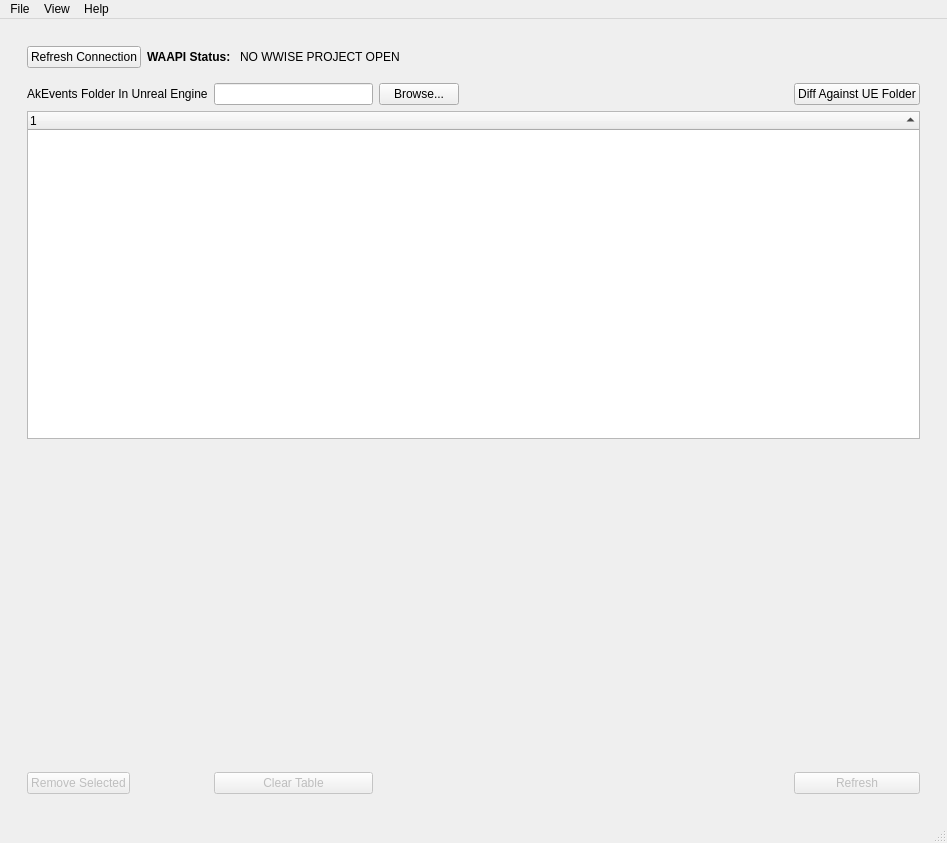
Above: src/ui/gui/MainWindow.ui from SoundsLikeJonny/wwise-ue-differ before the change. Below: the same form after it.
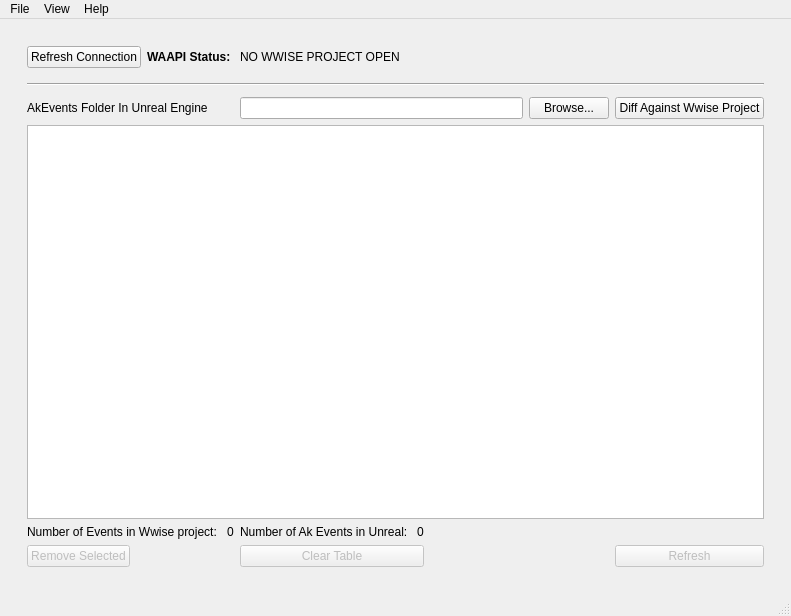
That is the form after the change.

Commit message: - Adding functionality for diffing and displaying to the user on the list widget

What changed in the file:
```diff
--- a/src/ui/gui/MainWindow.ui
+++ b/src/ui/gui/MainWindow.ui
@@ -6,8 +6,8 @@
    <rect>
     <x>0</x>
     <y>0</y>
-    <width>947</width>
-    <height>843</height>
+    <width>791</width>
+    <height>616</height>
    </rect>
   </property>
   <property name="windowTitle">
@@ -114,7 +114,7 @@
          </widget>
          <widget class="QWidget" name="page_main">
           <layout class="QGridLayout" name="gridLayout_3">
-           <item row="7" column="1">
+           <item row="11" column="1">
             <widget class="QPushButton" name="pushButton_remove_selected_tree_widget_rows">
              <property name="enabled">
               <bool>false</bool>
@@ -136,96 +136,30 @@
              </property>
             </widget>
            </item>
-           <item row="2" column="4">
-            <spacer name="horizontalSpacer_2">
-             <property name="orientation">
-              <enum>Qt::Horizontal</enum>
+           <item row="5" column="4">
+            <widget class="QPushButton" name="pushButton_browse_select_ak_event_folder">
+             <property name="sizePolicy">
+              <sizepolicy hsizetype="Maximum" vsizetype="Fixed">
+               <horstretch>0</horstretch>
+               <verstretch>0</verstretch>
+              </sizepolicy>
              </property>
-             <property name="sizeHint" stdset="0">
-              <size>
-               <width>40</width>
-               <height>20</height>
-              </size>
+             <property name="toolTip">
+              <string>Select the Ak Events folder in your Unreal Engine project</string>
              </property>
-            </spacer>
-           </item>
-           <item row="0" column="1" colspan="6">
-            <layout class="QVBoxLayout" name="verticalLayout">
-             <property name="bottomMargin">
-              <number>0</number>
+             <property name="text">
+              <string>Browse...</string>
              </property>
-             <item>
-              <layout class="QHBoxLayout" name="horizontalLayout">
-               <property name="bottomMargin">
-                <number>0</number>
-               </property>
-               <item>
-                <widget class="QPushButton" name="wwise_status_refresh">
-                 <property name="text">
-                  <string>Refresh Connection</string>
-                 </property>
-                </widget>
-               </item>
-               <item>
-                <widget class="QLabel" name="label">
-                 <property name="font">
-                  <font>
-                   <weight>75</weight>
-                   <bold>true</bold>
-                  </font>
-                 </property>
-                 <property name="text">
-                  <string>WAAPI Status: </string>
-                 </property>
-                </widget>
-               </item>
-               <item>
-                <widget class="QLabel" name="wwise_status">
-                 <property name="sizePolicy">
-                  <sizepolicy hsizetype="Expanding" vsizetype="Ignored">
-                   <horstretch>4</horstretch>
-                   <verstretch>0</verstretch>
-                  </sizepolicy>
-                 </property>
-                 <property name="minimumSize">
-                  <size>
-                   <width>172</width>
-                   <height>0</height>
-                  </size>
-                 </property>
-                 <property name="maximumSize">
-                  <size>
-                   <width>120</width>
-                   <height>16777215</height>
-                  </size>
-                 </property>
-                 <property name="text">
-                  <string>NO WWISE PROJECT OPEN</string>
-                 </property>
-                </widget>
-               </item>
-               <item>
-                <spacer name="horizontalSpacer_8">
-                 <property name="orientation">
-                  <enum>Qt::Horizontal</enum>
-                 </property>
-                 <property name="sizeType">
-                  <enum>QSizePolicy::Expanding</enum>
-                 </property>
-                 <property name="sizeHint" stdset="0">
-                  <size>
-                   <width>40</width>
-                   <height>20</height>
-                  </size>
-                 </property>
-                </spacer>
-               </item>
-              </layout>
-             </item>
-            </layout>
+            </widget>
            </item>
-           <item row="2" column="1">
+           <item row="5" column="1">
             <widget class="QLabel" name="label_2">
+             <property name="sizePolicy">
+              <sizepolicy hsizetype="Fixed" vsizetype="Preferred">
+               <horstretch>0</horstretch>
+               <verstretch>0</verstretch>
+              </sizepolicy>
+             </property>
              <property name="text">
               <string>AkEvents Folder In Unreal Engine</string>
              </property>
@@ -234,7 +168,10 @@
              </property>
             </widget>
            </item>
-           <item row="1" column="1" colspan="6">
+           <item row="8" column="1" colspan="5">
+            <widget class="QListWidget" name="listWidget_ak_events"/>
+           </item>
+           <item row="1" column="1" colspan="5">
             <widget class="Line" name="line">
              <property name="lineWidth">
               <number>0</number>
@@ -247,7 +184,7 @@
              </property>
             </widget>
            </item>
-           <item row="7" column="2">
+           <item row="11" column="2">
             <widget class="QPushButton" name="pushButton_clear_tree">
              <property name="enabled">
               <bool>false</bool>
@@ -257,7 +194,7 @@
              </property>
             </widget>
            </item>
-           <item row="7" column="6">
+           <item row="11" column="5">
             <widget class="QPushButton" name="pushButton_refresh">
              <property name="enabled">
               <bool>false</bool>
@@ -267,8 +204,8 @@
              </property>
             </widget>
            </item>
-           <item row="2" column="6">
-            <widget class="QPushButton" name="pushButton_diff_against_ue_folder">
+           <item row="5" column="5">
+            <widget class="QPushButton" name="pushButton_diff_against_wwise_project">
              <property name="sizePolicy">
               <sizepolicy hsizetype="Maximum" vsizetype="Fixed">
                <horstretch>0</horstretch>
@@ -279,46 +216,109 @@
               <string>Populate the table with info</string>
              </property>
              <property name="text">
-              <string>Diff Against UE Folder</string>
+              <string>Diff Against Wwise Project</string>
              </property>
             </widget>
            </item>
-           <item row="5" column="1" colspan="6">
-            <widget class="QTreeWidget" name="treeWidget_wwise_info">
-             <property name="enabled">
-              <bool>true</bool>
+           <item row="2" column="1" colspan="5">
+            <widget class="Line" name="line_2">
+             <property name="orientation">
+              <enum>Qt::Horizontal</enum>
              </property>
-             <property name="autoFillBackground">
-              <bool>false</bool>
+            </widget>
+           </item>
+           <item row="0" column="1" colspan="5">
+            <layout class="QHBoxLayout" name="horizontalLayout">
+             <property name="bottomMargin">
+              <number>0</number>
              </property>
-             <property name="frameShadow">
-              <enum>QFrame::Plain</enum>
+             <item>
+              <widget class="QPushButton" name="wwise_status_refresh">
+               <property name="text">
+                <string>Refresh Connection</string>
+               </property>
+              </widget>
+             </item>
+             <item>
+              <widget class="QLabel" name="label">
+               <property name="font">
+                <font>
+                 <weight>75</weight>
+                 <bold>true</bold>
+                </font>
+               </property>
+               <property name="text">
+                <string>WAAPI Status: </string>
+               </property>
+              </widget>
+             </item>
+             <item>
+              <widget class="QLabel" name="wwise_status">
+               <property name="sizePolicy">
+                <sizepolicy hsizetype="Expanding" vsizetype="Ignored">
+                 <horstretch>4</horstretch>
+                 <verstretch>0</verstretch>
+                </sizepolicy>
+               </property>
+               <property name="minimumSize">
+                <size>
+                 <width>172</width>
+                 <height>0</height>
+                </size>
+               </property>
+               <property name="maximumSize">
+                <size>
+                 <width>120</width>
+                 <height>16777215</height>
+                </size>
+               </property>
+               <property name="text">
+                <string>NO WWISE PROJECT OPEN</string>
+               </property>
+              </widget>
+             </item>
+             <item>
+              <spacer name="horizontalSpacer_8">
+               <property name="orientation">
+                <enum>Qt::Horizontal</enum>
+               </property>
+               <property name="sizeType">
+                <enum>QSizePolicy::Expanding</enum>
+               </property>
+               <property name="sizeHint" stdset="0">
+                <size>
+                 <width>40</width>
+                 <height>20</height>
+                </size>
+               </property>
+              </spacer>
+             </item>
+            </layout>
+           </item>
+           <item row="5" column="2" colspan="2">
+            <widget class="QLineEdit" name="lineEdit_ak_events_folder_in_ue">
+             <property name="toolTip">
+              <string>For example [Path]/[To]/Content/Audio/Events</string>
              </property>
-             <property name="selectionMode">
-              <enum>QAbstractItemView::ContiguousSelection</enum>
-             </property>
-             <property name="sortingEnabled">
-              <bool>true</bool>
-             </property>
             </widget>
            </item>
-           <item row="6" column="2">
+           <item row="3" column="1" colspan="5">
             <spacer name="verticalSpacer_2">
              <property name="orientation">
               <enum>Qt::Vertical</enum>
              </property>
+             <property name="sizeType">
+              <enum>QSizePolicy::Fixed</enum>
+             </property>
              <property name="sizeHint" stdset="0">
               <size>
                <width>20</width>
-               <height>40</height>
+               <height>5</height>
               </size>
              </property>
             </spacer>
            </item>
-           <item row="2" column="2">
-            <widget class="QLineEdit" name="lineEdit_ak_events_folder_in_ue"/>
-           </item>
-           <item row="7" column="5">
+           <item row="11" column="3">
             <spacer name="horizontalSpacer">
              <property name="orientation">
               <enum>Qt::Horizontal</enum>
@@ -331,15 +331,56 @@
              </property>
             </spacer>
            </item>
-           <item row="2" column="3">
-            <widget class="QPushButton" name="pushButton_browse_select_ak_event_folder">
-             <property name="toolTip">
-              <string>Select the Ak Events folder in your Unreal Engine project</string>
+           <item row="10" column="1">
+            <layout class="QHBoxLayout" name="horizontalLayout_2">
+             <property name="bottomMargin">
+              <number>0</number>
              </property>
-             <property name="text">
-              <string>Browse...</string>
-             </property>
-            </widget>
+             <item>
+              <widget class="QLabel" name="label_3">
+               <property name="sizePolicy">
+                <sizepolicy hsizetype="Maximum" vsizetype="Preferred">
+                 <horstretch>0</horstretch>
+                 <verstretch>0</verstretch>
+                </sizepolicy>
+               </property>
+               <property name="text">
+                <string>Number of Events in Wwise project: </string>
+               </property>
+              </widget>
+             </item>
+             <item>
+              <widget class="QLabel" name="label_num_events_in_wwise_project">
+               <property name="text">
+                <string>0</string>
+               </property>
+              </widget>
+             </item>
+            </layout>
+           </item>
+           <item row="10" column="2">
+            <layout class="QHBoxLayout" name="horizontalLayout_3">
+             <item>
+              <widget class="QLabel" name="label_4">
+               <property name="sizePolicy">
+                <sizepolicy hsizetype="Maximum" vsizetype="Preferred">
+                 <horstretch>0</horstretch>
+                 <verstretch>0</verstretch>
+                </sizepolicy>
+               </property>
+               <property name="text">
+                <string>Number of Ak Events in Unreal: </string>
+               </property>
+              </widget>
+             </item>
+             <item>
+              <widget class="QLabel" name="label_num_events_in_ue_project">
+               <property name="text">
+                <string>0</string>
+               </property>
+              </widget>
+             </item>
+            </layout>
            </item>
           </layout>
          </widget>
@@ -358,7 +399,7 @@
     <rect>
      <x>0</x>
      <y>0</y>
-     <width>947</width>
+     <width>791</width>
      <height>21</height>
     </rect>
    </property>
```
Left out of the diff: 21 changed lines with no effect on the pictures. The commit also changes 4 other files.
